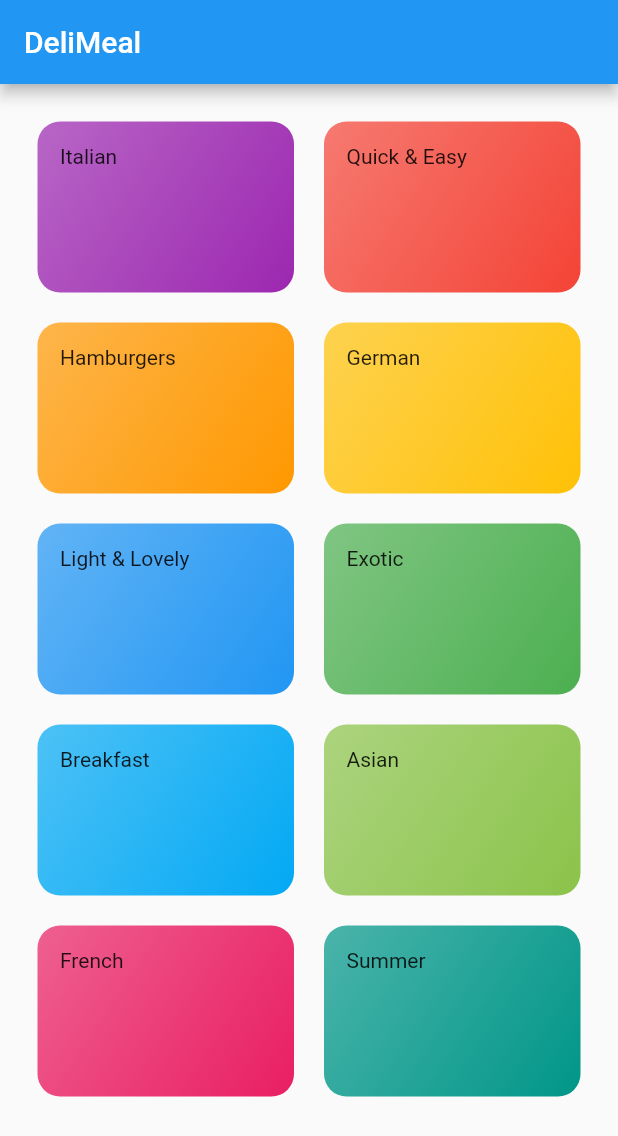
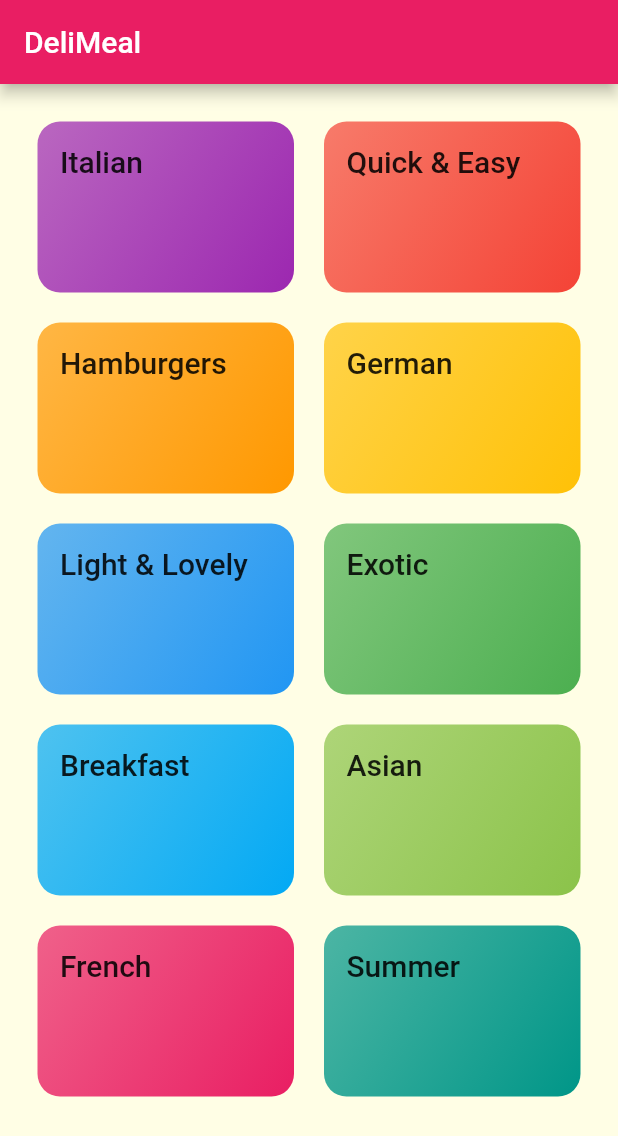
Before and after one commit to tugcekaratekee/meals_app, a Flutter app: the screen it shows after launch, on a phone screen of 412 x 824 dp. Shown: the top 1136 px of the screen. Run offline on Flutter 3.47's test engine with Material 2 defaults, Android fonts, the phone set to English and light mode, and no system bars.

Commit message:
styling and theming

```diff
--- a/lib/category_item.dart
+++ b/lib/category_item.dart
@@ -9,7 +9,10 @@ class CategoryItem extends StatelessWidget {
   Widget build(BuildContext context) {
     return Container(
       padding: const EdgeInsets.all(15),
-      child: Text(title),
+      child: Text(
+        title,
+        style: Theme.of(context).textTheme.headline6,
+      ),
       decoration: BoxDecoration(
         gradient: LinearGradient(
           colors: [
--- a/lib/main.dart
+++ b/lib/main.dart
@@ -1,3 +1,5 @@
+import 'dart:ui';
+
 import 'package:flutter/material.dart';
 import 'package:meals_app/categories_screen.dart';
 
@@ -9,7 +11,22 @@ class MyApp extends StatelessWidget {
     return MaterialApp(
       title: 'DeliMeals',
       theme: ThemeData(
-        primarySwatch: Colors.blue,
+        primarySwatch: Colors.pink,
+        accentColor: Colors.amber,
+        canvasColor: Color.fromRGBO(255, 254, 229, 1),
+        fontFamily: 'Raleway',
+        textTheme: ThemeData.light().textTheme.copyWith(
+            bodyText1: TextStyle(
+              color: Color.fromRGBO(20, 51, 51, 1),
+            ),
+            bodyText2: TextStyle(
+              color: Color.fromRGBO(20, 51, 51, 1),
+            ),
+            subtitle1: TextStyle(
+              fontSize: 20,
+              fontFamily: 'RobotoCondensed',
+              fontWeight: FontWeight.bold,
+            )),
       ),
       home: CategoriesScreen(),
     );
```
Also changed, not shown: pubspec.yaml (+19 -6 lines).
